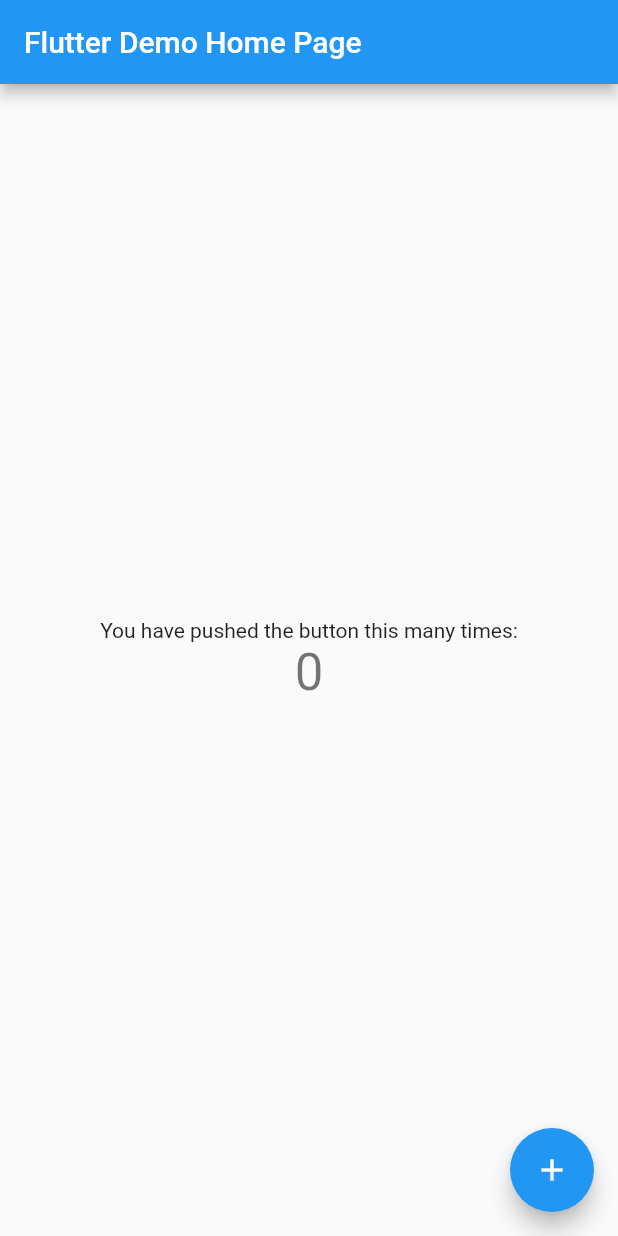
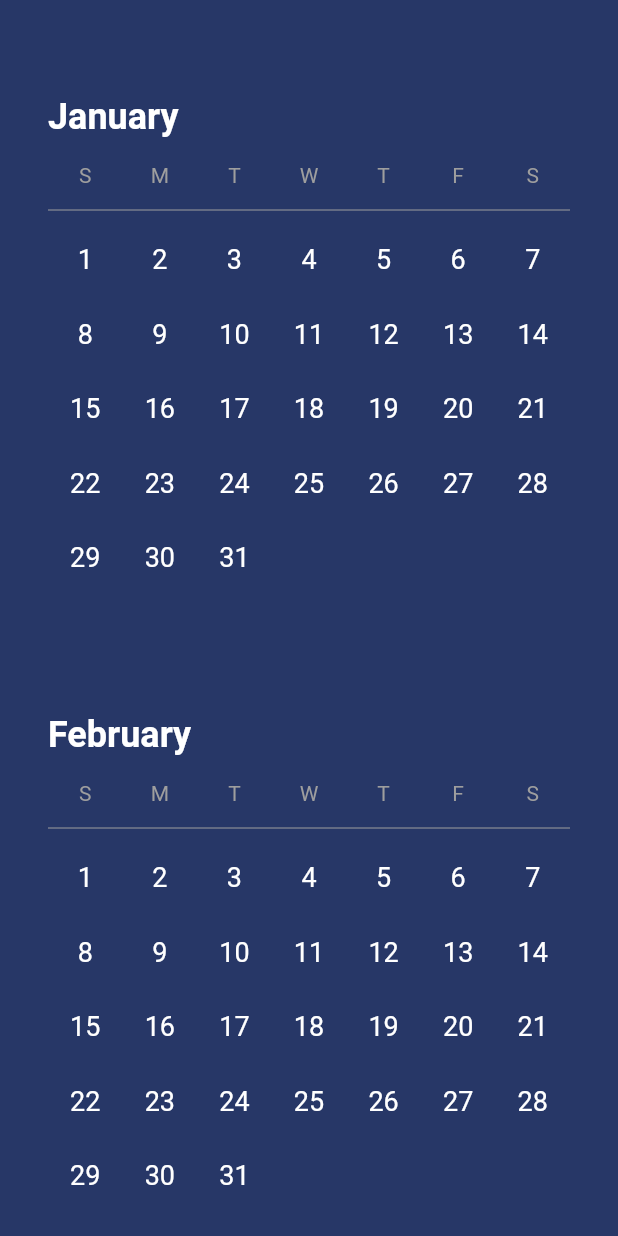
Before and after one commit to jfigueiredo99/calendar_app, a Flutter app: the screen it shows after launch, on a phone screen of 412 x 824 dp. Run offline on Flutter 3.47's test engine with Material 2 defaults, Android fonts, the phone set to English and light mode, and no system bars; drawn by our look-alikes of scrollable_positioned_list.

Commit message:
List all months and scrolls for the current Month

```diff
--- /dev/null
+++ b/lib/constants/consts.dart
@@ -0,0 +1,24 @@
+List<String> daysOfTheWeek = [
+  "Sunday",
+  "Monday",
+  "Tuesday",
+  "Wednesday",
+  "Thursday",
+  "Friday",
+  "Saturday"
+];
+
+List<String> months = [
+  "January",
+  "February",
+  "March",
+  "April",
+  "May",
+  "June",
+  "July",
+  "August",
+  "September",
+  "October",
+  "November",
+  "December",
+];
--- a/lib/main.dart
+++ b/lib/main.dart
@@ -1,115 +1,21 @@
 import 'package:flutter/material.dart';
 
+import 'widgets/calendar_page_widget.dart';
+
 void main() {
-  runApp(const MyApp());
+  runApp(const MyCalendar());
 }
 
-class MyApp extends StatelessWidget {
-  const MyApp({Key? key}) : super(key: key);
-
-  // This widget is the root of your application.
+class MyCalendar extends StatelessWidget {
+  const MyCalendar({Key? key}) : super(key: key);
   @override
   Widget build(BuildContext context) {
     return MaterialApp(
-      title: 'Flutter Demo',
+      title: 'Calendar',
       theme: ThemeData(
-        // This is the theme of your application.
-        //
-        // Try running your application with "flutter run". You'll see the
-        // application has a blue toolbar. Then, without quitting the app, try
-        // changing the primarySwatch below to Colors.green and then invoke
-        // "hot reload" (press "r" in the console where you ran "flutter run",
-        // or simply save your changes to "hot reload" in a Flutter IDE).
-        // Notice that the counter didn't reset back to zero; the application
-        // is not restarted.
         primarySwatch: Colors.blue,
       ),
-      home: const MyHomePage(title: 'Flutter Demo Home Page'),
+      home: const CalendarPage(title: 'Calendar'),
     );
   }
 }
-
-class MyHomePage extends StatefulWidget {
-  const MyHomePage({Key? key, required this.title}) : super(key: key);
-
-  // This widget is the home page of your application. It is stateful, meaning
-  // that it has a State object (defined below) that contains fields that affect
-  // how it looks.
-
-  // This class is the configuration for the state. It holds the values (in this
-  // case the title) provided by the parent (in this case the App widget) and
-  // used by the build method of the State. Fields in a Widget subclass are
-  // always marked "final".
-
-  final String title;
-
-  @override
-  State<MyHomePage> createState() => _MyHomePageState();
-}
-
-class _MyHomePageState extends State<MyHomePage> {
-  int _counter = 0;
-
-  void _incrementCounter() {
-    setState(() {
-      // This call to setState tells the Flutter framework that something has
-      // changed in this State, which causes it to rerun the build method below
-      // so that the display can reflect the updated values. If we changed
-      // _counter without calling setState(), then the build method would not be
-      // called again, and so nothing would appear to happen.
-      _counter++;
-    });
-  }
-
-  @override
-  Widget build(BuildContext context) {
-    // This method is rerun every time setState is called, for instance as done
-    // by the _incrementCounter method above.
-    //
-    // The Flutter framework has been optimized to make rerunning build methods
-    // fast, so that you can just rebuild anything that needs updating rather
-    // than having to individually change instances of widgets.
-    return Scaffold(
-      appBar: AppBar(
-        // Here we take the value from the MyHomePage object that was created by
-        // the App.build method, and use it to set our appbar title.
-        title: Text(widget.title),
-      ),
-      body: Center(
-        // Center is a layout widget. It takes a single child and positions it
-        // in the middle of the parent.
-        child: Column(
-          // Column is also a layout widget. It takes a list of children and
-          // arranges them vertically. By default, it sizes itself to fit its
-          // children horizontally, and tries to be as tall as its parent.
-          //
-          // Invoke "debug painting" (press "p" in the console, choose the
-          // "Toggle Debug Paint" action from the Flutter Inspector in Android
-          // Studio, or the "Toggle Debug Paint" command in Visual Studio Code)
-          // to see the wireframe for each widget.
-          //
-          // Column has various properties to control how it sizes itself and
-          // how it positions its children. Here we use mainAxisAlignment to
-          // center the children vertically; the main axis here is the vertical
-          // axis because Columns are vertical (the cross axis would be
-          // horizontal).
-          mainAxisAlignment: MainAxisAlignment.center,
-          children: <Widget>[
-            const Text(
-              'You have pushed the button this many times:',
-            ),
-            Text(
-              '$_counter',
-              style: Theme.of(context).textTheme.headline4,
-            ),
-          ],
-        ),
-      ),
-      floatingActionButton: FloatingActionButton(
-        onPressed: _incrementCounter,
-        tooltip: 'Increment',
-        child: const Icon(Icons.add),
-      ), // This trailing comma makes auto-formatting nicer for build methods.
-    );
-  }
-}
--- /dev/null
+++ b/lib/widgets/calendar_page_widget.dart
@@ -0,0 +1,60 @@
+import 'package:calendar/constants/consts.dart';
+import 'package:calendar/widgets/widgets.dart';
+import 'package:scrollable_positioned_list/scrollable_positioned_list.dart';
+
+class CalendarPage extends StatefulWidget {
+  const CalendarPage({Key? key, required this.title}) : super(key: key);
+  final String title;
+  @override
+  State<CalendarPage> createState() => _CalendarPageState();
+}
+
+class _CalendarPageState extends State<CalendarPage> {
+  final ItemScrollController _scrollController = ItemScrollController();
+  final DateTime today = DateTime.now();
+  @override
+  void initState() {
+    super.initState();
+    WidgetsBinding.instance?.addPostFrameCallback(
+      (_) => _scrollController.scrollTo(
+        index: today.month - 1,
+        duration: const Duration(seconds: 1),
+      ),
+    );
+    // _scrollController.scrollTo(
+    //   index: 8,
+    //   duration: const Duration(seconds: 1),
+    // );
+  }
+
+  @override
+  Widget build(BuildContext context) {
+    return Scaffold(
+      body: Container(
+        decoration: const BoxDecoration(
+          color: Color.fromRGBO(39, 55, 103, 1),
+        ),
+        child: Container(
+          padding: const EdgeInsets.only(top: 64),
+          child: ScrollablePositionedList.builder(
+              itemScrollController: _scrollController,
+              itemCount: months.length,
+              itemBuilder: (context, index) {
+                return SizedBox(
+                    height: MediaQuery.of(context).size.height / 2,
+                    child: MonthCalendarWidget(month: months[index]));
+              }
+              // [
+              //   const MonthCalendarWidget(),
+              // ],
+              ),
+        ),
+      ),
+      // floatingActionButton: FloatingActionButton(
+      //   onPressed: _incrementCounter,
+      //   tooltip: 'Increment',
+      //   child: const Icon(Icons.add),
+      // ),
+    );
+  }
+}
--- /dev/null
+++ b/lib/widgets/month_calendar_widget.dart
@@ -0,0 +1,116 @@
+import 'package:flutter/material.dart';
+
+import '../constants/consts.dart';
+
+class MonthCalendarWidget extends StatefulWidget {
+  final String month;
+  const MonthCalendarWidget({Key? key, required this.month}) : super(key: key);
+
+  @override
+  State<MonthCalendarWidget> createState() => _MonthCalendarWidgetState();
+}
+
+class _MonthCalendarWidgetState extends State<MonthCalendarWidget> {
+  final DateTime _today = DateTime.now();
+  late List<int> _daysOfTheCurrentMonth;
+
+  @override
+  void initState() {
+    super.initState();
+    _daysOfTheCurrentMonth = getDaysOfTheMonth(_today.month);
+  }
+
+  @override
+  Widget build(BuildContext context) {
+    return Center(
+      child: Padding(
+        padding: EdgeInsets.symmetric(horizontal: 32),
+        child: Column(
+          crossAxisAlignment: CrossAxisAlignment.start,
+          children: [
+            Text(
+              widget.month,
+              style: const TextStyle(
+                color: Colors.white,
+                fontWeight: FontWeight.bold,
+                fontSize: 24,
+              ),
+            ),
+            SizedBox(
+              height: 40,
+              child: _getDaysOfTheWeekHeaderWidget(),
+            ),
+            const Divider(
+              color: Colors.grey,
+            ),
+            Expanded(
+              child: generateCalendarDays(_today),
+            ),
+          ],
+        ),
+      ),
+    );
+  }
+
+  static List<int> getDaysOfTheMonth(int month) {
+    DateTime now = DateTime.now();
+    int _lastDayOfMonth = DateTime(now.year, month + 1, 0).day;
+    List<int> daysOfTheMonth = [];
+    for (var day = 0; day < _lastDayOfMonth; day++) {
+      daysOfTheMonth.add(day + 1);
+    }
+    return daysOfTheMonth;
+  }
+
+  generateCalendarDays(DateTime today) {
+    return GridView.count(
+      padding: EdgeInsets.zero,
+      physics: const ClampingScrollPhysics(),
+      crossAxisCount: 7,
+      children: _daysOfTheCurrentMonth
+          .map((day) => Stack(
+                children: [
+                  Visibility(
+                    visible: day == today.day &&
+                        widget.month == months[today.month - 1],
+                    child: Container(
+                      decoration: const BoxDecoration(
+                        color: Color.fromRGBO(99, 122, 255, 1),
+                        shape: BoxShape.circle,
+                      ),
+                    ),
+                  ),
+                  Center(
+                    child: Text(
+                      day.toString(),
+                      style: const TextStyle(
+                        color: Colors.white,
+                        fontSize: 18,
+                      ),
+                    ),
+                  ),
+                ],
+              ))
+          .toList(),
+    );
+  }
+
+  _getDaysOfTheWeekHeaderWidget() {
+    return GridView.count(
+      padding: EdgeInsets.zero,
+      physics: const ClampingScrollPhysics(),
+      crossAxisCount: 7,
+      children: daysOfTheWeek
+          .map((day) => Center(
+                child: Text(
+                  day.substring(0, 1),
+                  style: const TextStyle(
+                    color: Colors.grey,
+                    fontSize: 14,
+                  ),
+                ),
+              ))
+          .toList(),
+    );
+  }
+}
--- /dev/null
+++ b/lib/widgets/widgets.dart
@@ -0,0 +1,2 @@
+export 'month_calendar_widget.dart';
+export 'package:flutter/material.dart';
--- a/pubspec.yaml
+++ b/pubspec.yaml
@@ -29,6 +29,7 @@ environment:
 dependencies:
   flutter:
     sdk: flutter
+  scrollable_positioned_list: 0.2.2
 
 
   # The following adds the Cupertino Icons font to your application.
```
Also changed, not shown: pubspec.lock, 1 other file.
